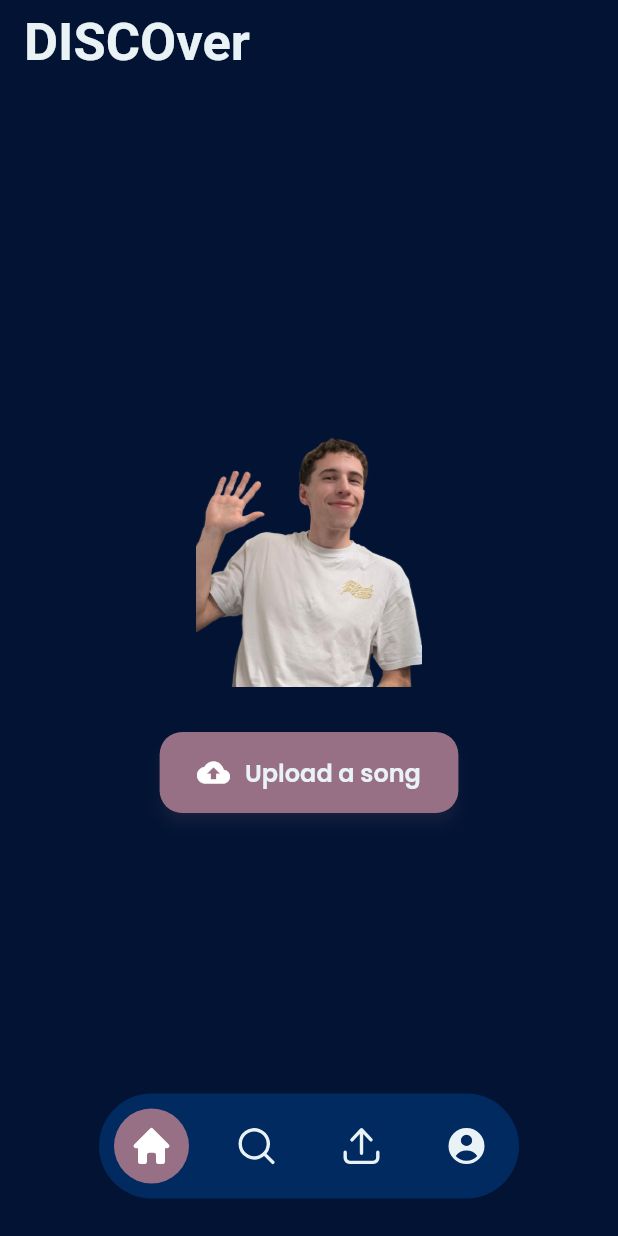
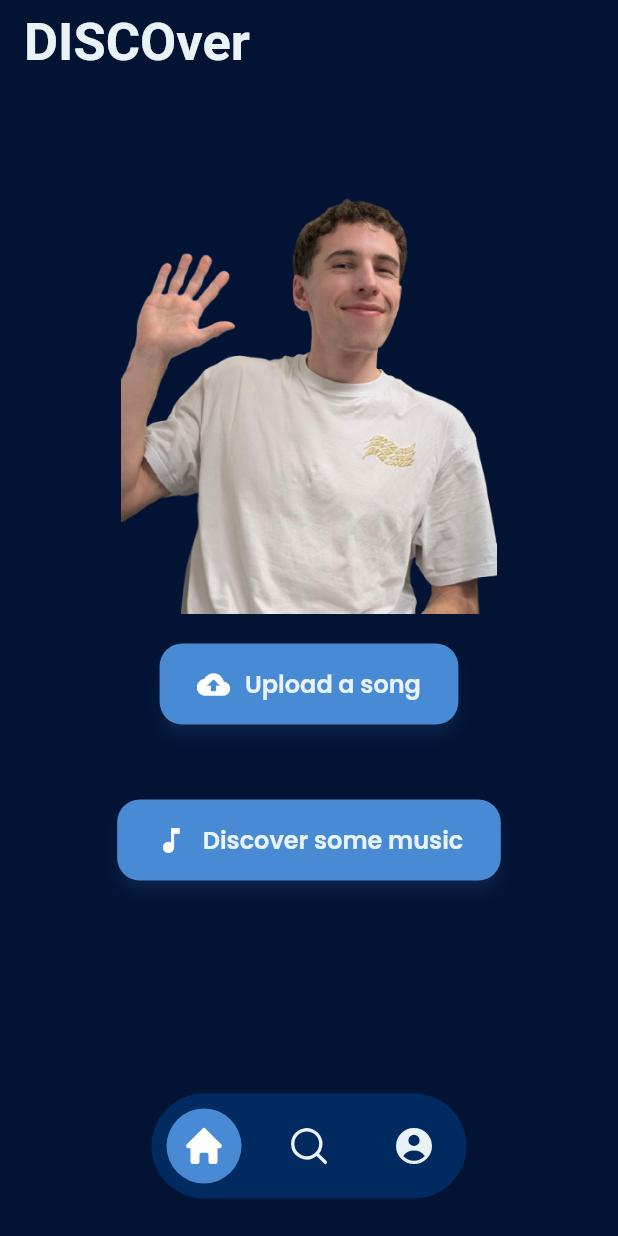
Before and after one commit to mael-grn/POLYTECH-DISCOver, a Flutter app: the screen it shows after launch, on a phone screen of 412 x 824 dp. Run offline on Flutter 3.47's test engine with Material 3 defaults, Android fonts, the phone set to English and light mode, and no system bars; our stand-ins replace cookie_jar, flutter_svg, google_fonts, loading_animation_widget, shared_preferences.

Commit message:
suppression de la page upload dans la barre de navigation

```diff
--- a/frontend/lib/controllers/HomeController.dart
+++ b/frontend/lib/controllers/HomeController.dart
@@ -1,5 +1,7 @@
 
+import 'package:discover/core/CustomNavigator.dart';
 import 'package:discover/dialogs/AlertDialogBuilder.dart';
+import 'package:discover/views/UploadView.dart';
 import 'package:flutter/cupertino.dart';
 
 
@@ -12,6 +14,11 @@ class HomeController with ChangeNotifier {
   }
 
   void onUploadSongClicked() {
+    CustomNavigator.pushFromRight(Uploadview());
+  }
+
+  void onDiscoverSomeMusicCLicked() {
     DialogBuilder.warning("You're too fast", "This functionality has not been developed yet.");
+
   }
 }
--- a/frontend/lib/core/theme/app_theme.dart
+++ b/frontend/lib/core/theme/app_theme.dart
@@ -1,8 +1,8 @@
 import 'package:flutter/material.dart';
 import 'package:google_fonts/google_fonts.dart';
 
-const  Color secondaryColor = Color(0xFF695C7B);
-const Color primaryColor = Color(0xFF977086);
+const  Color secondaryColor = Color(0xFF8EBBFF);
+const Color primaryColor = Color(0xFF488BD4);
 const Color backgroundColor = Color(0xFF021334);
 const Color backgroundVariantColor = Color(0xFF012A61);
 const Color foregroundColor = Color(0xFFE9F3F5);
--- a/frontend/lib/views/GlobalLayout.dart
+++ b/frontend/lib/views/GlobalLayout.dart
@@ -38,14 +38,12 @@ class _GlobalLayoutState extends State<GlobalLayout> with TickerProviderStateMix
     _pageController = PageController(initialPage: currentPageIndex);
     _pages = [
       HomeView(key: PageStorageKey('HomeView')),
-      ExploreView(key: PageStorageKey('MoneyView')),
-      Uploadview(key: PageStorageKey('FriendsView')),
+      ExploreView(key: PageStorageKey('ExploreView')),
       AccountView(key: PageStorageKey('MeView')),
     ];
   }
 
   void _onItemTapped(int index) {
-    // Animation uniquement utile pour le style mobile, mais on la lance quand même
     _animation = Tween<double>(
       begin: currentPageIndex.toDouble(),
       end: index.toDouble(),
@@ -72,10 +70,8 @@ class _GlobalLayoutState extends State<GlobalLayout> with TickerProviderStateMix
 
   @override
   Widget build(BuildContext context) {
-    // Utilisation de LayoutBuilder pour la réactivité
     return LayoutBuilder(
       builder: (context, constraints) {
-        // On considère "Desktop" si la largeur dépasse 800px (ajustable)
         bool isDesktop = constraints.maxWidth > 800;
 
         return Scaffold(
@@ -109,7 +105,7 @@ class _GlobalLayoutState extends State<GlobalLayout> with TickerProviderStateMix
                       height: 70,
                       child: Center(
                         child: Container(
-                            width: 280,
+                            width: 210,
                             height: 70,
                             decoration: BoxDecoration(
                               color: backgroundVariantColor,
@@ -139,8 +135,7 @@ class _GlobalLayoutState extends State<GlobalLayout> with TickerProviderStateMix
                                   children: [
                                     _buildMobileNavItem('icons/home.svg', 0),
                                     _buildMobileNavItem('icons/search.svg', 1),
-                                    _buildMobileNavItem('icons/upload.svg', 2),
-                                    _buildMobileNavItem('icons/account.svg', 3),
+                                    _buildMobileNavItem('icons/account.svg', 2),
                                   ],
                                 ),
                               ],
--- a/frontend/lib/views/HomeView.dart
+++ b/frontend/lib/views/HomeView.dart
@@ -30,13 +30,16 @@ class _HomeView extends State<HomeView> {
 
     return Column(
       crossAxisAlignment: CrossAxisAlignment.center,
-      mainAxisAlignment: MainAxisAlignment.center,
       children: [
-        Image.asset(width: 300, height: 200, "images/team/mael-welcome.png"),
+        Image.asset(width: 500, height: 333, "images/team/mael-welcome.png"),
         SizedBox(
-          height: 30,
+          height: 20,
         ),
         ButtonWidget(message: "Upload a song", icon: Icons.cloud_upload_rounded, onPressed: controller.onUploadSongClicked),
+        SizedBox(
+          height: 50,
+        ),
+        ButtonWidget(message: "Discover some music", icon: Icons.music_note, onPressed: controller.onDiscoverSomeMusicCLicked),
       ],
     );
   }
```
